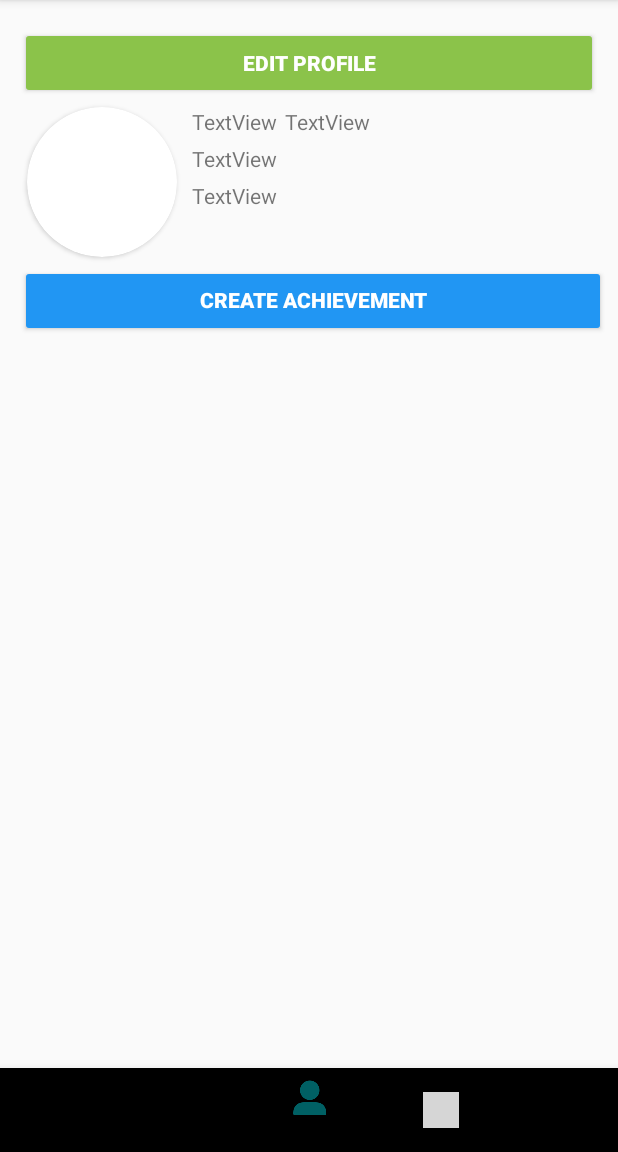
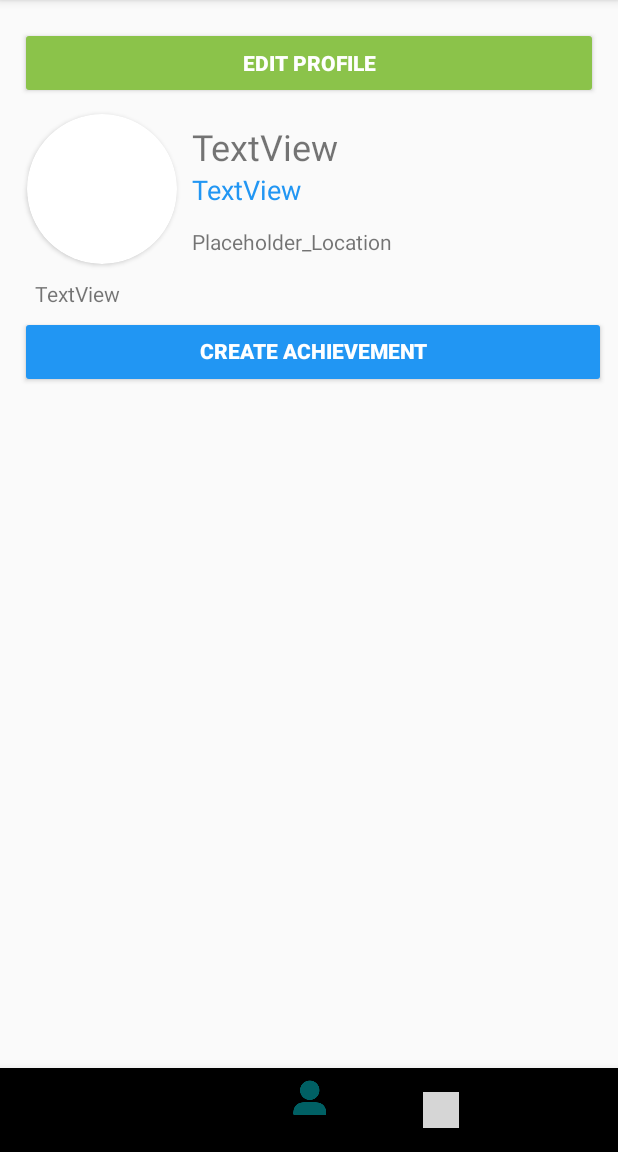
Before and after one commit to EdwinTomy/FBUapp, an Android app: the fragment EditFragment placed in its activity, on a phone screen of 412 x 824 dp, the part 84-1236 px from its top. Run offline under Robolectric (Android 15) with nearby library versions, the phone set to English and light mode, and no system bars; libraries missing offline, so code that uses them is left out: com.parse, org.parceler; pictures from the network do not load; 20 statements that could not run were skipped; grey boxes are pictures that could not be loaded.

Commit message:
UI of edit of fragment (cardView implemented)

```diff
--- a/app/src/main/java/com/example/virtualresume/fragments/EditFragment.java
+++ b/app/src/main/java/com/example/virtualresume/fragments/EditFragment.java
@@ -141,7 +141,7 @@ public class EditFragment extends ViewFragment {
         //Full name, username and bio of user
         userFullName.setText(User.getCurrentUser().getString(User.USER_KEY_FULLNAME));
         userBio.setText(User.getCurrentUser().getString(User.USER_KEY_BIO));
-        userUsername.setText(User.getCurrentUser().getUsername());
+        userUsername.setText("@" + User.getCurrentUser().getUsername());
     }
 
     //Configuring the container
--- a/app/src/main/res/layout/fragment_edit.xml
+++ b/app/src/main/res/layout/fragment_edit.xml
@@ -26,34 +26,35 @@
         android:layout_width="wrap_content"
         android:layout_height="wrap_content"
 
-        android:layout_below="@+id/etFullName"
         android:layout_alignStart="@+id/etFullName"
+        android:layout_alignBottom="@+id/cardProfile"
         android:layout_marginStart="0dp"
-        android:layout_marginTop="5dp"
-        android:text="TextView" />
+        android:layout_marginBottom="5dp"
+        android:text="Placeholder_Location"/>
 
     <TextView
         android:id="@+id/etUsername"
         android:layout_width="wrap_content"
         android:layout_height="wrap_content"
 
-        android:layout_alignTop="@+id/etFullName"
-        android:layout_marginStart="5dp"
+        android:layout_below="@+id/etFullName"
+        android:layout_alignStart="@+id/etFullName"
+        android:layout_marginStart="0dp"
         android:layout_marginTop="0dp"
-        android:layout_toEndOf="@+id/etFullName"
-        android:text="TextView" />
+        android:text="TextView"
+        android:textColor="@color/tagBlue"
+        android:textSize="18sp"/>
 
     <TextView
         android:id="@+id/bio"
         android:layout_width="wrap_content"
         android:layout_height="wrap_content"
-
-        android:layout_below="@+id/etHome"
-        android:layout_alignStart="@+id/etHome"
-        android:layout_alignBottom="@+id/cardProfile"
-        android:layout_marginStart="0dp"
-        android:layout_marginTop="5dp"
-        android:layout_marginBottom="0dp"
+        android:layout_below="@+id/cardProfile"
+        android:layout_alignStart="@+id/cardProfile"
+        android:layout_alignParentEnd="true"
+        android:layout_marginStart="5dp"
+        android:layout_marginTop="10dp"
+        android:layout_marginEnd="15dp"
         android:text="TextView" />
 
     <androidx.cardview.widget.CardView
@@ -63,7 +64,7 @@
         android:layout_below="@+id/btnEditProfile"
         android:layout_alignParentStart="true"
         android:layout_marginStart="10dp"
-        android:layout_marginTop="5dp"
+        android:layout_marginTop="10dp"
         app:cardCornerRadius="50dp">
 
         <ImageView
@@ -74,6 +75,7 @@
             android:layout_alignParentStart="true"
             android:scaleType="centerCrop"
             tools:src="@tools:sample/avatars" />
+
     </androidx.cardview.widget.CardView>
 
     <TextView
@@ -83,9 +85,10 @@
 
         android:layout_alignTop="@+id/cardProfile"
         android:layout_marginStart="10dp"
-        android:layout_marginTop="0dp"
+        android:layout_marginTop="5dp"
         android:layout_toEndOf="@+id/cardProfile"
-        android:text="TextView" />
+        android:text="TextView"
+        android:textSize="24sp"/>
 
     <Button
         android:id="@+id/btnCreateAchievement"
--- a/app/src/main/res/layout/fragment_view.xml
+++ b/app/src/main/res/layout/fragment_view.xml
@@ -31,7 +31,7 @@
         android:layout_marginStart="0dp"
         android:layout_marginBottom="5dp"
         android:text="Placeholder_Location"
-        android:textSize="14sp" />
+        android:textSize="14sp"/>
 
     <TextView
         android:id="@+id/etUsername"
--- a/app/src/main/res/layout/item_achievement.xml
+++ b/app/src/main/res/layout/item_achievement.xml
@@ -6,7 +6,7 @@
     android:layout_width="match_parent"
     android:layout_height="wrap_content"
     app:cardUseCompatPadding="true"
-    app:cardElevation="8dp">
+    app:cardElevation="6dp">
 
 
     <RelativeLayout
--- a/app/src/main/res/values/colors.xml
+++ b/app/src/main/res/values/colors.xml
@@ -2,7 +2,7 @@
 <resources>
     <color name="colorPrimary">#006064</color>
     <color name="colorPrimaryDark">#3700B3</color>
-    <color name="colorAccent">#03DAC5</color>
+    <color name="colorAccent">#29B6F6</color>
     <color name="tagBlue">#2196F3</color>
     <color name="medium_green">#ff17bf63</color>
     <color name="medium_gray">#ffaab8c2</color>
```
